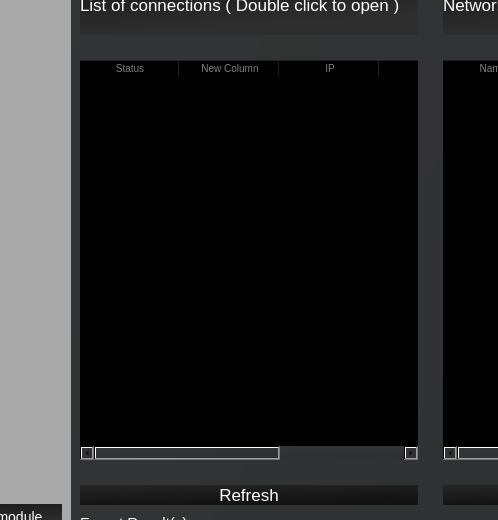
First picture: the form in mainwindow.ui, repository hunterjreid/HomeScan, before the edit; both pictures show x 130 to 628 and y 513 to 1033 of the 919 by 1141 pixel window.
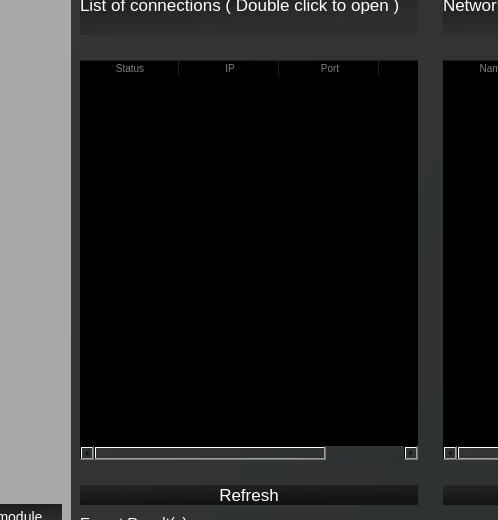
Second picture: the form after the edit. Icons and pictures are not drawn. Custom widgets are drawn as their Qt base class.

What changed in the file:
```diff
--- a/mainwindow.ui
+++ b/mainwindow.ui
@@ -903,11 +903,6 @@
                <string>Status</string>
               </property>
              </column>
-             <column>
-              <property name="text">
-               <string>New Column</string>
-              </property>
-             </column>
              <column>
               <property name="text">
                <string>IP</string>
```
